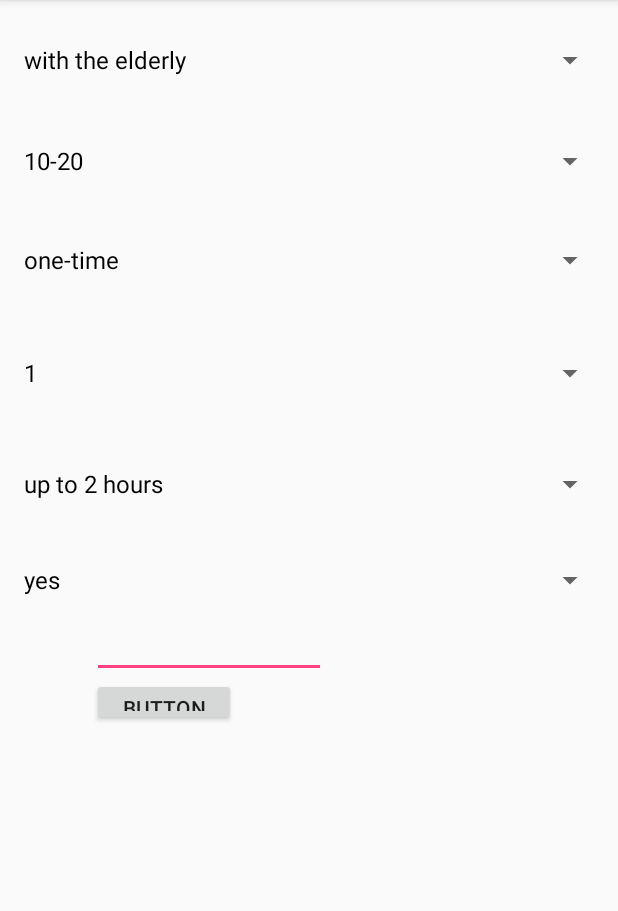
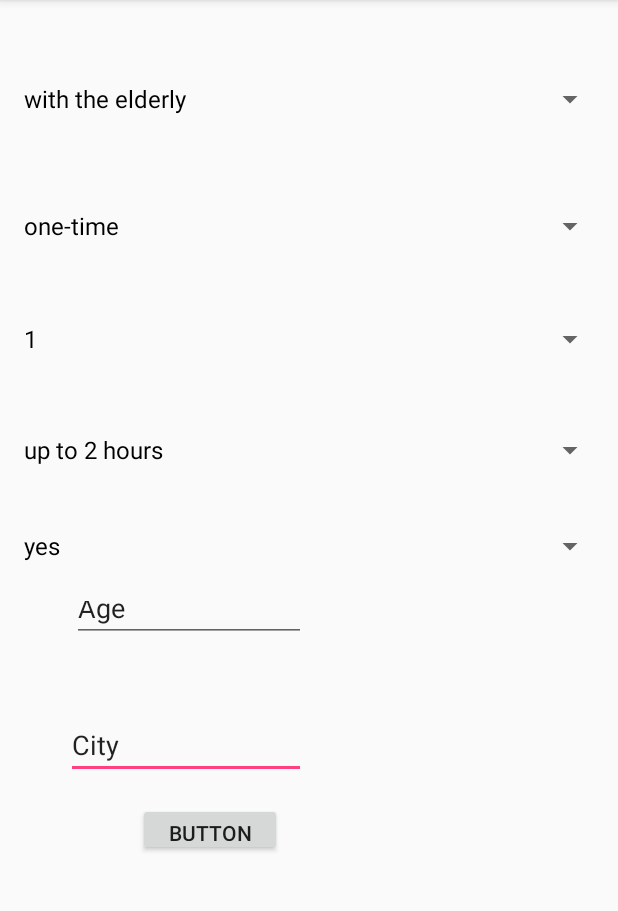
Before and after one commit to weitzshaked/VolunTime, an Android app: the vol screen opened directly, with no data from a screen before it, on a phone screen of 412 x 824 dp, the part 84-995 px from its top. Run offline under Robolectric (Android 15) with nearby library versions, the phone set to English and light mode, and no system bars.

Commit message:
seeker;l;l;

```diff
--- a/app/src/main/AndroidManifest.xml
+++ b/app/src/main/AndroidManifest.xml
@@ -1,6 +1,8 @@
 <?xml version="1.0" encoding="utf-8"?>
 <manifest xmlns:android="http://schemas.android.com/apk/res/android"
     package="il.co.hujihackathon.voluntime">
+
+    <uses-permission android:name="android.permission.INTERNET" />
 
     <!-- To auto-complete the email text field in the login form with the user's emails -->
     <uses-permission android:name="android.permission.GET_ACCOUNTS" />
@@ -8,6 +10,7 @@
     <uses-permission android:name="android.permission.READ_CONTACTS" />
 
     <application
+        android:name=".VolunteerApp"
         android:allowBackup="true"
         android:icon="@mipmap/ic_launcher"
         android:label="@string/app_name"
--- a/app/src/main/java/il/co/hujihackathon/voluntime/SHimmyCHeck.java
+++ /dev/null
@@ -1,4 +0,0 @@
-package il.co.hujihackathon.voluntime;
-
-public class SHimmyCHeck {
-}
--- a/app/src/main/java/il/co/hujihackathon/voluntime/Seeker.java
+++ b/app/src/main/java/il/co/hujihackathon/voluntime/Seeker.java
@@ -15,13 +15,13 @@ public class Seeker {
 
     }
 
-    public Seeker(String name, String mail, String vulonteering_area,
+    public Seeker(String name, String vulonteering_area,
                   int min_age_requsted, int max_age_requsted,
                   String location, String frequency, int days, String publicTransportation, int hours)
     {
         this.days = days;
         this.name = name;
-        this.mail = mail;
+//        this.mail = mail;
         this.hours = hours;
         this.vulonteering_area = vulonteering_area;
         this.frequency = frequency;
--- a/app/src/main/java/il/co/hujihackathon/voluntime/Seekerinfo.java
+++ b/app/src/main/java/il/co/hujihackathon/voluntime/Seekerinfo.java
@@ -22,7 +22,7 @@ public class Seekerinfo extends AppCompatActivity {
         setContentView(R.layout.activity_seekerinfo);
         // create a adapter
         String[] type = {"with the elderly","with children/adolescents","cooking for others","renovations"};
-        String[] age = {"10-20","21-30","30-50","50+","doesn't matter"};
+        final String[] age = {"10-20","21-30","30-50","50+","doesn't matter"};
         String[] freq = {"one-time","up to one month","up to six month","up to a year"};
         String[] days = {"1","2","3","4","5","6","7"};
         String[] hours = {"up to 2 hours","up to 4 hours","up to 8 hours","a whole day"};
@@ -76,8 +76,8 @@ public class Seekerinfo extends AppCompatActivity {
                 int weekDays = getWeekDays();
                 int[] weekHours = getWeekHours();
                 int[] age_range = getSpinnerAge();
-//              Seeker sk = new Seeker(interest,area,timeAway,bus,howOften,weekDays,weekHours);
-//              SeekersDB.getInstance().addSeekersDB(sk);
+                Seeker sk = new Seeker(name ,interest,age_range[0], age_range[1], city, howOften, weekDays, bus, weekHours[1]);
+                SeekersDB.getInstance().addSeeker(sk);
             }
 
         });
--- a/app/src/main/java/il/co/hujihackathon/voluntime/SeekersDB.java
+++ b/app/src/main/java/il/co/hujihackathon/voluntime/SeekersDB.java
@@ -32,7 +32,9 @@ public class SeekersDB {
                         && (s.max_age_requsted >= vp.age && s.min_age_requsted <= vp.age) &&
                         s.vulonteering_area.equals(vp.volunteering_area)){
                     seekerslist.add(s);
+                    System.out.println("!!!!!" + s.vulonteering_area);
                 }
+
             }
             // ...
         }
--- a/app/src/main/res/layout/activity_vol.xml
+++ b/app/src/main/res/layout/activity_vol.xml
@@ -11,41 +11,32 @@
         android:id="@+id/spinnertype"
         android:layout_width="0dp"
         android:layout_height="wrap_content"
+        android:layout_marginBottom="10dp"
         android:layout_marginEnd="8dp"
         android:layout_marginLeft="8dp"
         android:layout_marginRight="8dp"
         android:layout_marginStart="8dp"
         android:layout_marginTop="16dp"
+        app:layout_constraintBottom_toTopOf="@+id/spinnerfreq"
         app:layout_constraintEnd_toEndOf="parent"
         app:layout_constraintHorizontal_bias="0.0"
         app:layout_constraintStart_toStartOf="parent"
         app:layout_constraintTop_toTopOf="parent" />
 
     <Spinner
-        android:id="@+id/spinnerage"
+        android:id="@+id/spinnerfreq"
         android:layout_width="0dp"
         android:layout_height="wrap_content"
+        android:layout_marginBottom="190dp"
         android:layout_marginEnd="8dp"
         android:layout_marginLeft="8dp"
         android:layout_marginRight="8dp"
         android:layout_marginStart="8dp"
-        android:layout_marginTop="19dp"
+        app:layout_constraintBottom_toTopOf="@+id/age"
         app:layout_constraintEnd_toEndOf="parent"
+        app:layout_constraintHorizontal_bias="0.0"
         app:layout_constraintStart_toStartOf="parent"
         app:layout_constraintTop_toBottomOf="@+id/spinnertype" />
-
-    <Spinner
-        android:id="@+id/spinnerfreq"
-        android:layout_width="0dp"
-        android:layout_height="wrap_content"
-        android:layout_marginEnd="8dp"
-        android:layout_marginLeft="8dp"
-        android:layout_marginRight="8dp"
-        android:layout_marginStart="8dp"
-        android:layout_marginTop="18dp"
-        app:layout_constraintEnd_toEndOf="parent"
-        app:layout_constraintStart_toStartOf="parent"
-        app:layout_constraintTop_toBottomOf="@+id/spinnerage" />
 
     <Spinner
         android:id="@+id/spinnerdays"
@@ -89,22 +80,37 @@
 
     <EditText
         android:id="@+id/city"
-        android:layout_width="156dp"
-        android:layout_height="23dp"
-        android:layout_marginLeft="53dp"
-        android:layout_marginStart="53dp"
-        android:layout_marginTop="18dp"
+        android:layout_width="160dp"
+        android:layout_height="39dp"
+        android:layout_marginLeft="36dp"
+        android:layout_marginStart="36dp"
+        android:layout_marginTop="92dp"
         android:ems="10"
         android:inputType="textPersonName"
-        android:text="Name"
+        android:text="City"
         app:layout_constraintStart_toStartOf="@+id/spinnerbus"
         app:layout_constraintTop_toBottomOf="@+id/spinnerbus" />
 
     <Button
         android:id="@+id/submit"
         android:layout_width="96dp"
-        android:layout_height="32dp"
+        android:layout_height="35dp"
+        android:layout_marginLeft="48dp"
+        android:layout_marginStart="48dp"
+        android:layout_marginTop="16dp"
         android:text="Button"
         app:layout_constraintStart_toStartOf="@+id/city"
         app:layout_constraintTop_toBottomOf="@+id/city" />
+
+    <EditText
+        android:id="@+id/age"
+        android:layout_width="156dp"
+        android:layout_height="37dp"
+        android:layout_marginBottom="314dp"
+        android:ems="10"
+        android:inputType="textPersonName"
+        android:text="Age"
+        app:layout_constraintBottom_toBottomOf="parent"
+        app:layout_constraintEnd_toEndOf="@+id/city"
+        app:layout_constraintTop_toBottomOf="@+id/spinnerfreq" />
 </android.support.constraint.ConstraintLayout>
```
Also changed, not shown: app/src/main/java/il/co/hujihackathon/voluntime/VolunteerApp.java (+12 -12 lines), app/src/main/java/il/co/hujihackathon/voluntime/vol.java (+25 -46 lines).
